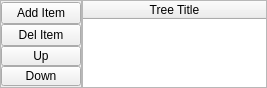
Old version of the form appli/prodManager/ui/wgtProdTree.ui in the repository snaress/bank.
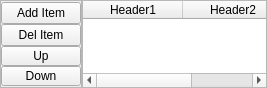
New version of the form.

Patch:
```diff
--- a/appli/prodManager/ui/wgtProdTree.ui
+++ b/appli/prodManager/ui/wgtProdTree.ui
@@ -167,9 +167,28 @@
      <property name="indentation">
       <number>2</number>
      </property>
+     <attribute name="headerStretchLastSection">
+      <bool>false</bool>
+     </attribute>
      <column>
       <property name="text">
-       <string>Tree Title</string>
+       <string>Header1</string>
+      </property>
+      <property name="textAlignment">
+       <set>AlignHCenter|AlignVCenter|AlignCenter</set>
+      </property>
+     </column>
+     <column>
+      <property name="text">
+       <string>Header2</string>
+      </property>
+      <property name="textAlignment">
+       <set>AlignHCenter|AlignVCenter|AlignCenter</set>
+      </property>
+     </column>
+     <column>
+      <property name="text">
+       <string>Header3</string>
       </property>
       <property name="textAlignment">
        <set>AlignHCenter|AlignVCenter|AlignCenter</set>
```
Left out of the diff: 2 changed lines with no effect on the pictures.
